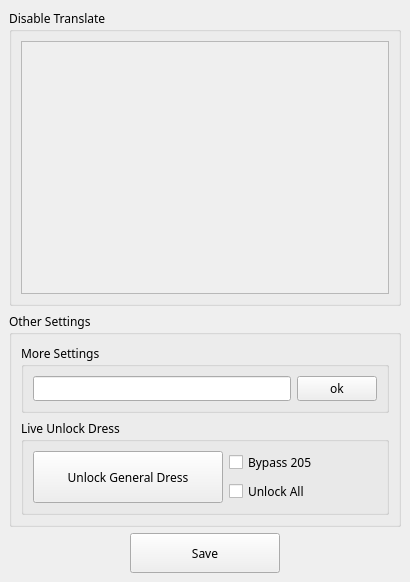
Above: gui/qtui/more_ui.ui from chinosk6/Trainers-Legend-G-External-Plugin before the change. Below: the same form after it.
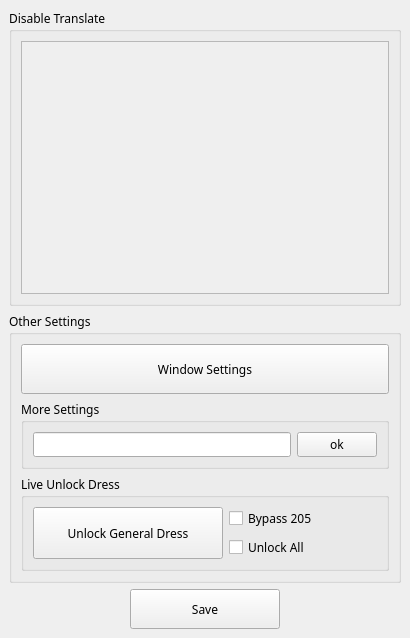
That is the form after the change.

Commit message: add window resize

Diff of the .ui file:
```diff
--- a/gui/qtui/more_ui.ui
+++ b/gui/qtui/more_ui.ui
@@ -7,7 +7,7 @@
     <x>0</x>
     <y>0</y>
     <width>410</width>
-    <height>582</height>
+    <height>638</height>
    </rect>
   </property>
   <property name="font">
@@ -52,6 +52,31 @@
        <string>Other Settings</string>
       </property>
       <layout class="QVBoxLayout" name="verticalLayout_2">
+       <item>
+        <widget class="QPushButton" name="pushButton_window_settings">
+         <property name="sizePolicy">
+          <sizepolicy hsizetype="Minimum" vsizetype="Fixed">
+           <horstretch>0</horstretch>
+           <verstretch>0</verstretch>
+          </sizepolicy>
+         </property>
+         <property name="minimumSize">
+          <size>
+           <width>0</width>
+           <height>50</height>
+          </size>
+         </property>
+         <property name="maximumSize">
+          <size>
+           <width>10000</width>
+           <height>10000</height>
+          </size>
+         </property>
+         <property name="text">
+          <string>Window Settings</string>
+         </property>
+        </widget>
+       </item>
        <item>
         <widget class="QGroupBox" name="groupBox__pwd">
          <property name="title">
```
Left out of the diff: 2 changed lines with no effect on the pictures. The commit also changes 21 other files.
